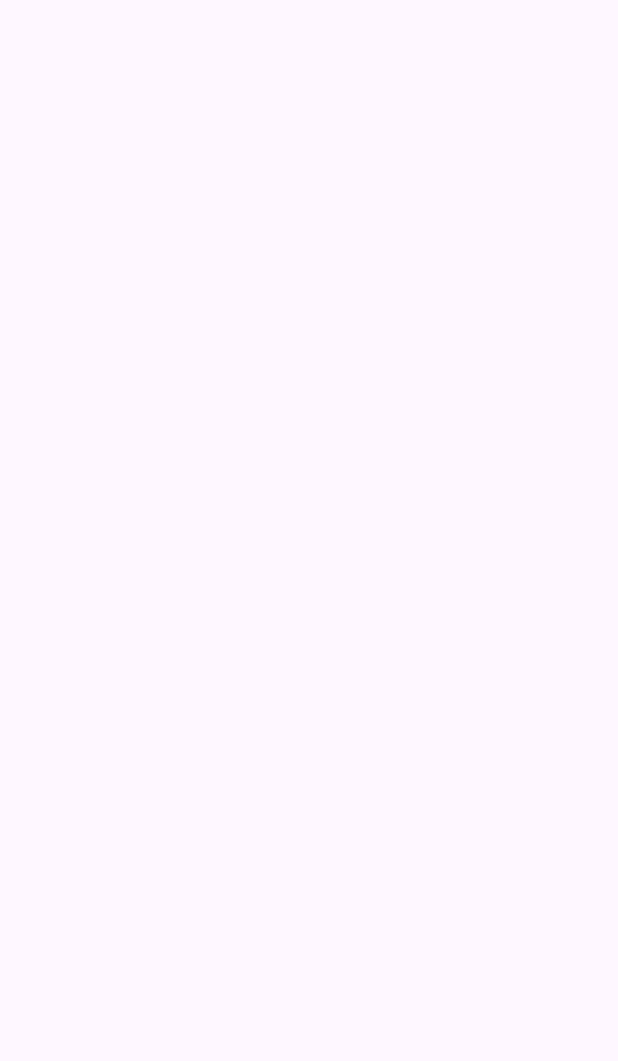
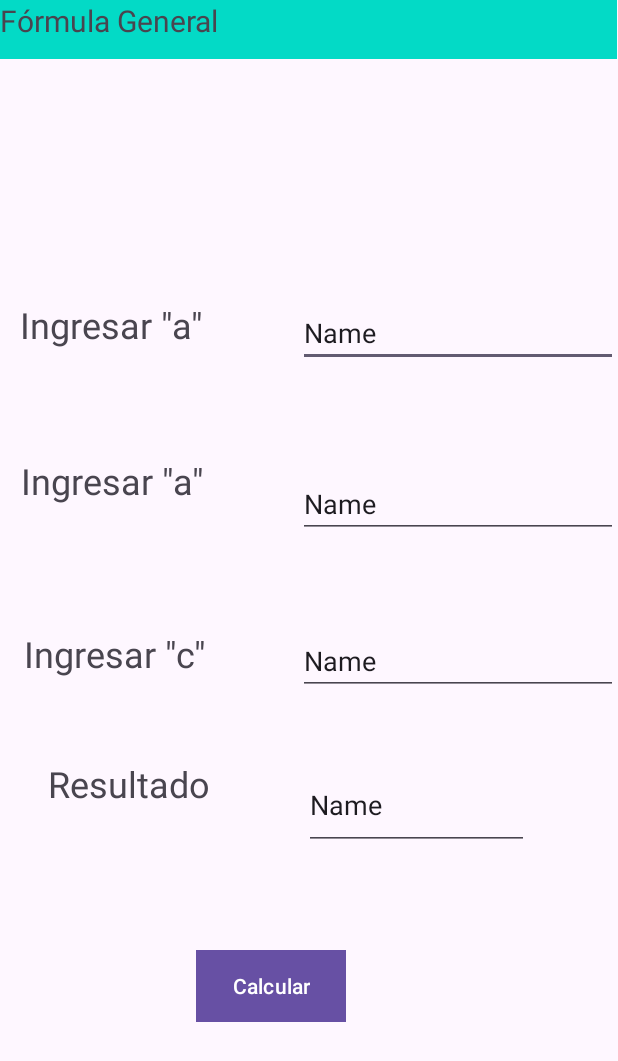
Before and after one commit to PamelaVargas2000/Funciones, an Android app: the Formula screen opened directly, with no data from a screen before it, on a phone screen of 412 x 824 dp. Before the commit the part shown is empty. Shown: the top 1061 px of the screen. Run offline under Robolectric (Android 15) with nearby library versions, the phone set to English and light mode, and no system bars.

Commit message:
crear la pantalla de la formula general

```diff
--- a/app/src/main/AndroidManifest.xml
+++ b/app/src/main/AndroidManifest.xml
@@ -13,6 +13,9 @@
         android:theme="@style/Theme.Funciones"
         tools:targetApi="31">
         <activity
+            android:name=".Potencia"
+            android:exported="false" />
+        <activity
             android:name=".Formula"
             android:exported="false" />
         <activity
--- /dev/null
+++ b/app/src/main/java/com/example/funciones/Potencia.java
@@ -0,0 +1,14 @@
+package com.example.funciones;
+
+import androidx.appcompat.app.AppCompatActivity;
+
+import android.os.Bundle;
+
+public class Potencia extends AppCompatActivity {
+
+    @Override
+    protected void onCreate(Bundle savedInstanceState) {
+        super.onCreate(savedInstanceState);
+        setContentView(R.layout.activity_potencia);
+    }
+}
--- a/app/src/main/res/layout/activity_formula.xml
+++ b/app/src/main/res/layout/activity_formula.xml
@@ -6,4 +6,140 @@
     android:layout_height="match_parent"
     tools:context=".Formula">
 
+    <Button
+        android:id="@+id/button5"
+        android:layout_width="wrap_content"
+        android:layout_height="wrap_content"
+        android:background="#03A9F4"
+        android:text="Calcular"
+        app:layout_constraintBottom_toBottomOf="parent"
+        app:layout_constraintEnd_toEndOf="parent"
+        app:layout_constraintHorizontal_bias="0.418"
+        app:layout_constraintStart_toStartOf="parent"
+        app:layout_constraintTop_toTopOf="parent"
+        app:layout_constraintVertical_bias="0.816" />
+
+    <TextView
+        android:id="@+id/textView2"
+        android:layout_width="411dp"
+        android:layout_height="39dp"
+        android:background="@color/design_default_color_secondary"
+        android:text="Fórmula General"
+        android:textColorHighlight="@color/design_default_color_on_secondary"
+        android:textSize="20sp"
+        app:layout_constraintBottom_toBottomOf="parent"
+        app:layout_constraintEnd_toEndOf="parent"
+        app:layout_constraintHorizontal_bias="0.0"
+        app:layout_constraintStart_toStartOf="parent"
+        app:layout_constraintTop_toTopOf="parent"
+        app:layout_constraintVertical_bias="0.0" />
+
+    <TextView
+        android:id="@+id/textView3"
+        android:layout_width="159dp"
+        android:layout_height="54dp"
+        android:text="Ingresar &quot;a&quot;"
+        android:textSize="24sp"
+        app:layout_constraintBottom_toBottomOf="parent"
+        app:layout_constraintEnd_toEndOf="parent"
+        app:layout_constraintHorizontal_bias="0.054"
+        app:layout_constraintStart_toStartOf="parent"
+        app:layout_constraintTop_toTopOf="parent"
+        app:layout_constraintVertical_bias="0.26" />
+
+    <TextView
+        android:id="@+id/textView4"
+        android:layout_width="159dp"
+        android:layout_height="54dp"
+        android:text="Resultado"
+        android:textSize="24sp"
+        app:layout_constraintBottom_toBottomOf="parent"
+        app:layout_constraintEnd_toEndOf="parent"
+        app:layout_constraintHorizontal_bias="0.126"
+        app:layout_constraintStart_toStartOf="parent"
+        app:layout_constraintTop_toTopOf="parent"
+        app:layout_constraintVertical_bias="0.657" />
+
+    <TextView
+        android:id="@+id/textView6"
+        android:layout_width="159dp"
+        android:layout_height="54dp"
+        android:text="Ingresar &quot;c&quot;"
+        android:textSize="24sp"
+        app:layout_constraintBottom_toBottomOf="parent"
+        app:layout_constraintEnd_toEndOf="parent"
+        app:layout_constraintHorizontal_bias="0.063"
+        app:layout_constraintStart_toStartOf="parent"
+        app:layout_constraintTop_toTopOf="parent"
+        app:layout_constraintVertical_bias="0.545" />
+
+    <TextView
+        android:id="@+id/textView5"
+        android:layout_width="159dp"
+        android:layout_height="54dp"
+        android:text="Ingresar &quot;a&quot;"
+        android:textSize="24sp"
+        app:layout_constraintBottom_toBottomOf="parent"
+        app:layout_constraintEnd_toEndOf="parent"
+        app:layout_constraintHorizontal_bias="0.055"
+        app:layout_constraintStart_toStartOf="parent"
+        app:layout_constraintTop_toTopOf="parent"
+        app:layout_constraintVertical_bias="0.395" />
+
+    <EditText
+        android:id="@+id/editTextText"
+        android:layout_width="wrap_content"
+        android:layout_height="wrap_content"
+        android:ems="10"
+        android:inputType="text"
+        android:text="Name"
+        app:layout_constraintBottom_toBottomOf="parent"
+        app:layout_constraintEnd_toEndOf="parent"
+        app:layout_constraintHorizontal_bias="1.0"
+        app:layout_constraintStart_toStartOf="parent"
+        app:layout_constraintTop_toTopOf="parent"
+        app:layout_constraintVertical_bias="0.256" />
+
+    <EditText
+        android:id="@+id/editTextText2"
+        android:layout_width="150dp"
+        android:layout_height="60dp"
+        android:ems="10"
+        android:inputType="text"
+        android:text="Name"
+        app:layout_constraintBottom_toBottomOf="parent"
+        app:layout_constraintEnd_toEndOf="parent"
+        app:layout_constraintHorizontal_bias="0.773"
+        app:layout_constraintStart_toStartOf="parent"
+        app:layout_constraintTop_toTopOf="parent"
+        app:layout_constraintVertical_bias="0.663" />
+
+    <EditText
+        android:id="@+id/editTextText3"
+        android:layout_width="wrap_content"
+        android:layout_height="wrap_content"
+        android:ems="10"
+        android:inputType="text"
+        android:text="Name"
+        app:layout_constraintBottom_toBottomOf="parent"
+        app:layout_constraintEnd_toEndOf="parent"
+        app:layout_constraintHorizontal_bias="1.0"
+        app:layout_constraintStart_toStartOf="parent"
+        app:layout_constraintTop_toTopOf="parent"
+        app:layout_constraintVertical_bias="0.402" />
+
+    <EditText
+        android:id="@+id/editTextText4"
+        android:layout_width="wrap_content"
+        android:layout_height="wrap_content"
+        android:ems="10"
+        android:inputType="text"
+        android:text="Name"
+        app:layout_constraintBottom_toBottomOf="parent"
+        app:layout_constraintEnd_toEndOf="parent"
+        app:layout_constraintHorizontal_bias="1.0"
+        app:layout_constraintStart_toStartOf="parent"
+        app:layout_constraintTop_toTopOf="parent"
+        app:layout_constraintVertical_bias="0.537" />
+
 </androidx.constraintlayout.widget.ConstraintLayout>
--- /dev/null
+++ b/app/src/main/res/layout/activity_potencia.xml
@@ -0,0 +1,9 @@
+<?xml version="1.0" encoding="utf-8"?>
+<androidx.constraintlayout.widget.ConstraintLayout xmlns:android="http://schemas.android.com/apk/res/android"
+    xmlns:app="http://schemas.android.com/apk/res-auto"
+    xmlns:tools="http://schemas.android.com/tools"
+    android:layout_width="match_parent"
+    android:layout_height="match_parent"
+    tools:context=".Potencia">
+
+</androidx.constraintlayout.widget.ConstraintLayout>
```
